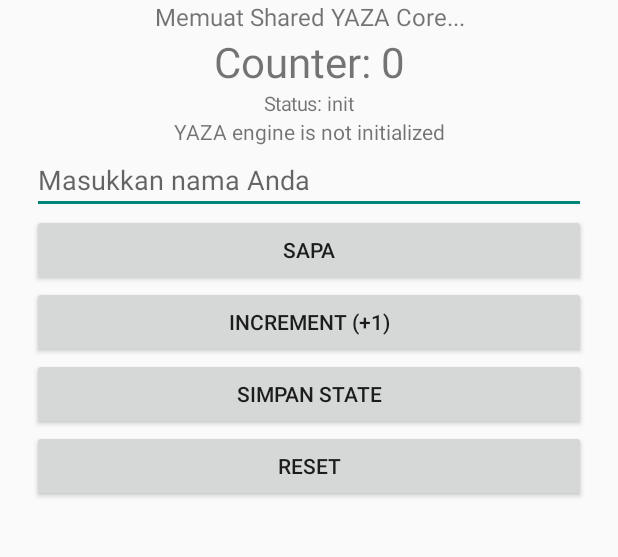
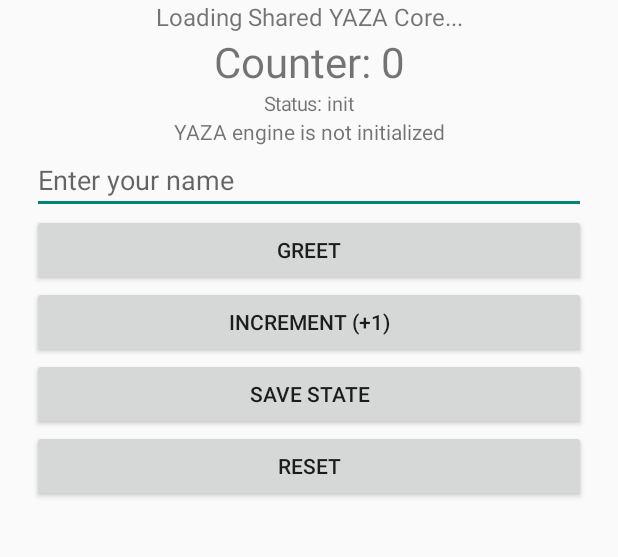
Before and after one commit to yazaprojectstudios/yaza-language, an Android app: the screen it shows after launch (MainActivity), after a tap on "INCREMENT (+1)", on a phone screen of 412 x 824 dp, the part 391-948 px from its top. Run offline under Robolectric (Android 15) with nearby library versions, the phone set to English and light mode, and no system bars; 2 statements that could not run were skipped; 1 other tap on this screen came first.

Commit message:
feat(cli,templates): standardize CLI/mobile/templates to English and accept positional run target

```diff
--- a/templates/mobile/mobile/android/app/src/main/java/dev/yaza/mobile/MainActivity.kt
+++ b/templates/mobile/mobile/android/app/src/main/java/dev/yaza/mobile/MainActivity.kt
@@ -37,7 +37,7 @@ class MainActivity : Activity() {
         greetingView = TextView(this).apply {
             textSize = 16f
             gravity = Gravity.CENTER
-            text = "Memuat Shared YAZA Core..."
+            text = "Loading Shared YAZA Core..."
         }
         counterView = TextView(this).apply {
             textSize = 28f
@@ -54,11 +54,11 @@ class MainActivity : Activity() {
             gravity = Gravity.CENTER
         }
         nameInput = EditText(this).apply {
-            hint = "Masukkan nama Anda"
+            hint = "Enter your name"
             setSingleLine(true)
         }
         val greetBtn = Button(this).apply {
-            text = "Sapa"
+            text = "Greet"
             setOnClickListener { dispatchAction("GREET|" + nameInput.text.toString(), showToast = true) }
         }
         val incrementBtn = Button(this).apply {
@@ -66,7 +66,7 @@ class MainActivity : Activity() {
             setOnClickListener { dispatchAction("INCREMENT|1", showToast = true) }
         }
         val persistBtn = Button(this).apply {
-            text = "Simpan State"
+            text = "Save State"
             setOnClickListener { dispatchAction("PERSIST", showToast = true) }
         }
         val resetBtn = Button(this).apply {
--- a/templates/mobile/mobile/android/app/src/main/java/dev/yaza/mobile/NativeEngine.kt
+++ b/templates/mobile/mobile/android/app/src/main/java/dev/yaza/mobile/NativeEngine.kt
@@ -91,7 +91,7 @@ object NativeEngine {
         val legacyCounter = bytes.toString(Charsets.UTF_8).trim().toLongOrNull() ?: 0L
         return MobileUiState(
             title = "Welcome to YAZA Mobile",
-            greeting = "Shared YAZA Core aktif",
+            greeting = "Shared YAZA Core active",
             counter = legacyCounter,
             status = "ready",
             effects = emptyList()
```
Also changed, not shown: 13 other files.
